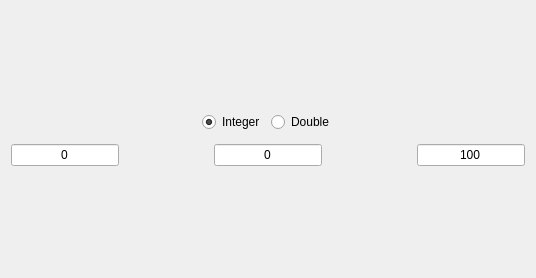
First picture: the form in src/LorrisAnalyzer/DataWidgets/sliderwidget.ui, repository Tasssadar/Lorris, before the edit.
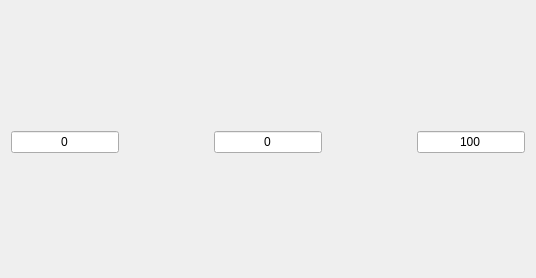
Second picture: the form after the edit. Custom widgets are drawn as their Qt base class.

Commit message: [482] LorrisAnalyzer: put slider's type setting to right-click menu

```diff
--- a/src/LorrisAnalyzer/DataWidgets/sliderwidget.ui
+++ b/src/LorrisAnalyzer/DataWidgets/sliderwidget.ui
@@ -27,53 +27,6 @@
      </property>
     </spacer>
    </item>
-   <item>
-    <layout class="QHBoxLayout" name="horizontalLayout">
-     <item>
-      <spacer name="horizontalSpacer_3">
-       <property name="orientation">
-        <enum>Qt::Horizontal</enum>
-       </property>
-       <property name="sizeHint" stdset="0">
-        <size>
-         <width>40</width>
-         <height>20</height>
-        </size>
-       </property>
-      </spacer>
-     </item>
-     <item>
-      <widget class="QRadioButton" name="intRadio">
-       <property name="text">
-        <string>Integer</string>
-       </property>
-       <property name="checked">
-        <bool>true</bool>
-       </property>
-      </widget>
-     </item>
-     <item>
-      <widget class="QRadioButton" name="doubleRadio">
-       <property name="text">
-        <string>Double</string>
-       </property>
-      </widget>
-     </item>
-     <item>
-      <spacer name="horizontalSpacer_4">
-       <property name="orientation">
-        <enum>Qt::Horizontal</enum>
-       </property>
-       <property name="sizeHint" stdset="0">
-        <size>
-         <width>40</width>
-         <height>20</height>
-        </size>
-       </property>
-      </spacer>
-     </item>
-    </layout>
-   </item>
    <item>
     <widget class="QwtSlider" name="slider" native="true"/>
    </item>
```
The commit also changes 3 other files.
